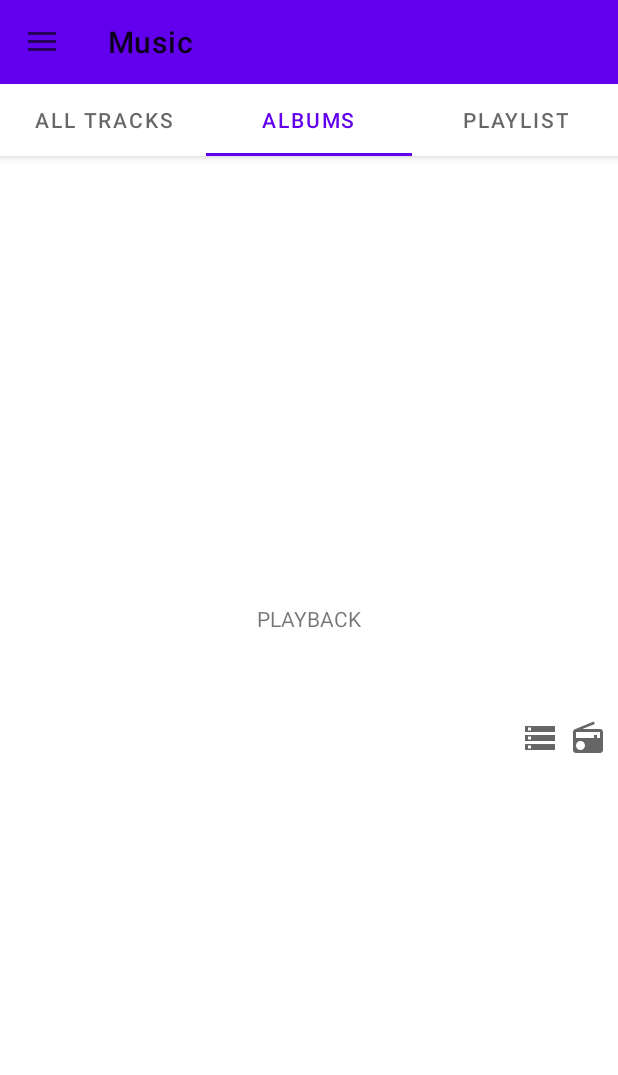
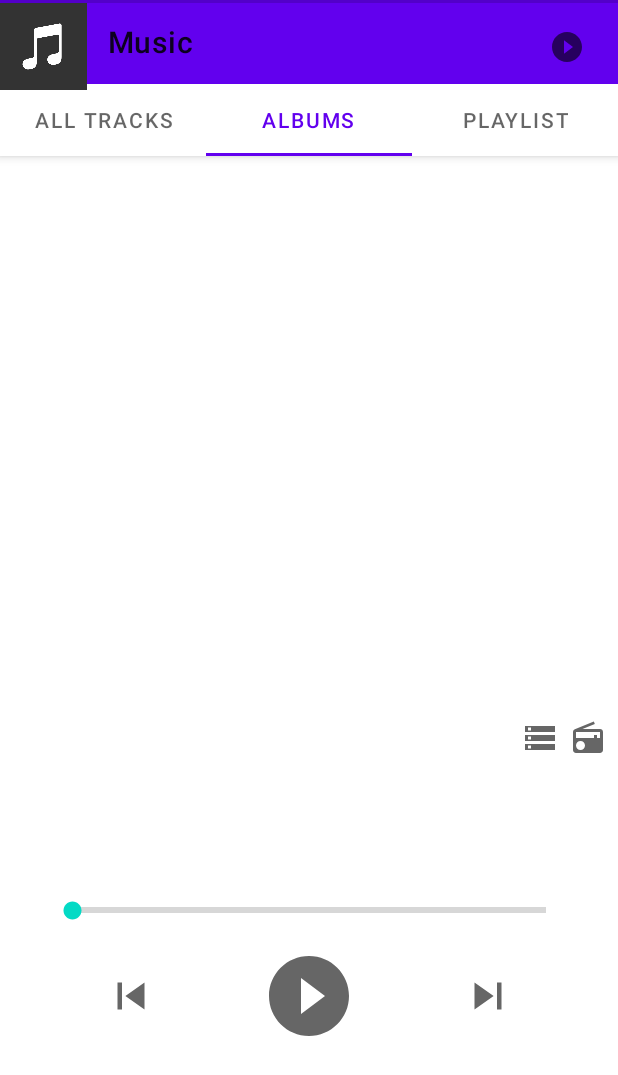
Before and after one commit to Vennic/RadioPlayerV2, an Android app: the screen it shows after launch (MainActivity), tab 2 chosen, on a phone screen of 412 x 824 dp. Shown: the top 1075 px of the screen. Run offline under Robolectric (Android 15) with nearby library versions, the phone set to English and light mode, and no system bars; our stand-ins replace Dagger/Hilt's generated code, Picasso, data binding, navigation-ui; libraries missing offline, so code that uses them is left out: com.sothree.slidinguppanel, jp.wasabeef.picasso; plain views replace SlidingUpPanelLayout; pictures from the network do not load; 3 statements that could not run were skipped.

Commit message:
Add playback layout

```diff
--- a/app/src/main/java/com/kuzheevadel/radioplayerv2/audio/allaudio/AllAudioFragment.kt
+++ b/app/src/main/java/com/kuzheevadel/radioplayerv2/audio/allaudio/AllAudioFragment.kt
@@ -82,7 +82,6 @@ class AllAudioFragment: Fragment() {
         viewLifecycleOwner.lifecycleScope.launch {
             repeatOnLifecycle(Lifecycle.State.STARTED) {
                 viewModel.audioFlow.collect { audioList ->
-                    Log.d("XCV", "collect $audioList")
                     allAudioAdapter.submitList(audioList)
                 }
             }
--- a/app/src/main/java/com/kuzheevadel/radioplayerv2/models/Audio.kt
+++ b/app/src/main/java/com/kuzheevadel/radioplayerv2/models/Audio.kt
@@ -19,7 +19,7 @@ data class Audio(
         return "$artistName • ${getDurationInTimeFormat()}"
     }
 
-
+    fun getFullName() = "$artistName - $title"
 
     fun getDurationInTimeFormat(): String {
         val d = duration / 1000
--- a/app/src/main/java/com/kuzheevadel/radioplayerv2/repositories/PlayerMediaRepository.kt
+++ b/app/src/main/java/com/kuzheevadel/radioplayerv2/repositories/PlayerMediaRepository.kt
@@ -2,6 +2,7 @@ package com.kuzheevadel.radioplayerv2.repositories
 
 
 import com.kuzheevadel.radioplayerv2.common.MediaType
+import com.kuzheevadel.radioplayerv2.common.PlayingState
 import com.kuzheevadel.radioplayerv2.models.Audio
 import com.kuzheevadel.radioplayerv2.repositories.datasource.PlayerMediaRepositoryInterface
 import kotlinx.coroutines.flow.MutableStateFlow
@@ -14,6 +15,9 @@ class PlayerMediaRepository @Inject constructor(): PlayerMediaRepositoryInterfac
 
     private var _currentMediaData = MutableStateFlow<MediaType<Audio>>(MediaType.None(false))
     private val currentMediaData: StateFlow<MediaType<Audio>> = _currentMediaData
+
+    private var _playingState = MutableStateFlow(PlayingState.STOP)
+    private val playingState: StateFlow<PlayingState> = _playingState
 
     override fun getMutableCurrentMediaData(): MutableStateFlow<MediaType<Audio>> = _currentMediaData
 
@@ -28,20 +32,34 @@ class PlayerMediaRepository @Inject constructor(): PlayerMediaRepositoryInterfac
             is MediaType.Track -> {
                 if (mediaType.track.id == newAudio.id) {
                     newAudio.isPlaying = !newAudio.isPlaying
+                    setPlayingState(newAudio.isPlaying)
                     _currentMediaData.value = MediaType.Track(newAudio)
+
                 } else {
                     newAudio.isPlaying = true
                     newAudio.isSelected = true
+
+                    _playingState.value = PlayingState.PLAY
                     _currentMediaData.value = MediaType.Track(newAudio)
                 }
             }
             else -> {
                 newAudio.isPlaying = true
                 newAudio.isSelected = true
+
+                _playingState.value = PlayingState.PLAY
                 _currentMediaData.value = MediaType.Track(newAudio)
             }
         }
 
+    }
+
+    private fun setPlayingState(isPlaying: Boolean) {
+        if (isPlaying) {
+            _playingState.value = PlayingState.PLAY
+        } else {
+            _playingState.value = PlayingState.STOP
+        }
     }
 
     override fun setCurrentMediaList() {
--- a/app/src/main/java/com/kuzheevadel/radioplayerv2/utils/DataBindingAdapters.kt
+++ b/app/src/main/java/com/kuzheevadel/radioplayerv2/utils/DataBindingAdapters.kt
@@ -8,7 +8,7 @@ import com.squareup.picasso.Picasso
 import jp.wasabeef.picasso.transformations.RoundedCornersTransformation
 
 @BindingAdapter(value = ["app:url"])
-fun setRoundedCornersImage(view: ImageView, uri: Uri) {
+fun setRoundedCornersImage(view: ImageView, uri: Uri?) {
     Picasso.get()
             .load(uri)
             .fit()
@@ -16,3 +16,25 @@ fun setRoundedCornersImage(view: ImageView, uri: Uri) {
             .transform(RoundedCornersTransformation(20, 3))
             .into(view)
 }
+
+@BindingAdapter(value = ["app:album_url"])
+fun loadImage(view: ImageView, uri: Uri?) {
+        val stringUri = uri.toString()
+
+        if (stringUri.startsWith("content", true)) {
+                Picasso.get().load(uri)
+                        .fit()
+                        .placeholder(R.drawable.album_art_default)
+                        .into(view)
+        } else {
+                try {
+                        Picasso.get().load(uri.toString())
+                                .fit()
+                                .placeholder(R.drawable.album_art_default)
+                                .into(view)
+                } catch (e: Exception) {
+                        view.setImageResource(R.drawable.album_art_default)
+                }
+
+        }
+}
--- /dev/null
+++ b/app/src/main/res/drawable/ic_baseline_play_circle_filled_24.xml
@@ -0,0 +1,10 @@
+<vector xmlns:android="http://schemas.android.com/apk/res/android"
+    android:width="24dp"
+    android:height="24dp"
+    android:viewportWidth="24"
+    android:viewportHeight="24"
+    android:tint="?attr/colorControlNormal">
+  <path
+      android:fillColor="@android:color/black"
+      android:pathData="M12,2C6.48,2 2,6.48 2,12s4.48,10 10,10 10,-4.48 10,-10S17.52,2 12,2zM10,16.5v-9l6,4.5 -6,4.5z"/>
+</vector>
--- /dev/null
+++ b/app/src/main/res/drawable/ic_baseline_skip_next_24.xml
@@ -0,0 +1,10 @@
+<vector xmlns:android="http://schemas.android.com/apk/res/android"
+    android:width="24dp"
+    android:height="24dp"
+    android:viewportWidth="24"
+    android:viewportHeight="24"
+    android:tint="?attr/colorControlNormal">
+  <path
+      android:fillColor="@android:color/black"
+      android:pathData="M6,18l8.5,-6L6,6v12zM16,6v12h2V6h-2z"/>
+</vector>
--- /dev/null
+++ b/app/src/main/res/drawable/ic_baseline_skip_previous_24.xml
@@ -0,0 +1,10 @@
+<vector xmlns:android="http://schemas.android.com/apk/res/android"
+    android:width="24dp"
+    android:height="24dp"
+    android:viewportWidth="24"
+    android:viewportHeight="24"
+    android:tint="?attr/colorControlNormal">
+  <path
+      android:fillColor="@android:color/black"
+      android:pathData="M6,6h2v12L6,18zM9.5,12l8.5,6L18,6z"/>
+</vector>
--- a/app/src/main/res/layout/activity_main.xml
+++ b/app/src/main/res/layout/activity_main.xml
@@ -6,6 +6,7 @@
     android:id="@+id/main_drawer_layout"
     android:layout_width="match_parent"
     android:layout_height="match_parent"
+    android:fitsSystemWindows="true"
     tools:context=".activities.main.MainActivity">
 
     <include
--- a/app/src/main/res/layout/main_player_layout.xml
+++ b/app/src/main/res/layout/main_player_layout.xml
@@ -7,6 +7,7 @@
     android:gravity="bottom"
     android:layout_width="match_parent"
     android:layout_height="match_parent"
+    app:umanoPanelHeight="60dp"
     app:umanoShadowHeight="5dp"
     tools:context=".activities.main.MainActivity">
 
--- /dev/null
+++ b/app/src/main/res/layout/playback_controls_layout.xml
@@ -0,0 +1,90 @@
+<?xml version="1.0" encoding="utf-8"?>
+<layout xmlns:android="http://schemas.android.com/apk/res/android"
+    xmlns:app="http://schemas.android.com/apk/res-auto"
+    xmlns:tools="http://schemas.android.com/tools">
+
+    <data>
+        <variable
+            name="audio"
+            type="com.kuzheevadel.radioplayerv2.models.Audio" />
+    </data>
+
+    <androidx.constraintlayout.widget.ConstraintLayout
+        android:layout_width="match_parent"
+        android:layout_height="match_parent">
+
+        <androidx.appcompat.widget.AppCompatImageButton
+            android:id="@+id/imageView4"
+            android:layout_width="36dp"
+            android:layout_height="36dp"
+            android:background="?attr/selectableItemBackgroundBorderless"
+            android:clickable="true"
+            android:focusable="true"
+            android:scaleType="centerCrop"
+            app:layout_constraintBottom_toBottomOf="@+id/imageView5"
+            app:layout_constraintEnd_toStartOf="@+id/imageView5"
+            app:layout_constraintHorizontal_bias="0.5"
+            app:layout_constraintStart_toStartOf="parent"
+            app:layout_constraintTop_toTopOf="@+id/imageView5"
+            app:srcCompat="@drawable/ic_baseline_skip_previous_24" />
+
+        <androidx.appcompat.widget.AppCompatImageButton
+            android:id="@+id/imageView5"
+            android:layout_width="64dp"
+            android:layout_height="64dp"
+            android:layout_marginBottom="128dp"
+            android:clickable="true"
+            android:focusable="true"
+            android:scaleType="centerCrop"
+            android:background="?attr/selectableItemBackgroundBorderless"
+            app:layout_constraintBottom_toBottomOf="parent"
+            app:layout_constraintEnd_toStartOf="@+id/imageView6"
+            app:layout_constraintHorizontal_bias="0.5"
+            app:layout_constraintStart_toEndOf="@+id/imageView4"
+            app:srcCompat="@drawable/ic_baseline_play_circle_filled_24" />
+
+        <androidx.appcompat.widget.AppCompatImageButton
+            android:id="@+id/imageView6"
+            android:layout_width="36dp"
+            android:layout_height="36dp"
+            android:background="?attr/selectableItemBackgroundBorderless"
+            android:clickable="true"
+            android:focusable="true"
+            android:scaleType="centerCrop"
+            app:layout_constraintBottom_toBottomOf="@+id/imageView5"
+            app:layout_constraintEnd_toEndOf="parent"
+            app:layout_constraintHorizontal_bias="0.5"
+            app:layout_constraintStart_toEndOf="@+id/imageView5"
+            app:layout_constraintTop_toTopOf="@+id/imageView5"
+            app:srcCompat="@drawable/ic_baseline_skip_next_24" />
+
+        <androidx.appcompat.widget.AppCompatSeekBar
+            android:id="@+id/progressBar2"
+            style="?android:attr/progressBarStyleHorizontal"
+            android:layout_width="0dp"
+            android:layout_height="wrap_content"
+            android:layout_marginStart="32dp"
+            android:layout_marginEnd="32dp"
+            android:layout_marginBottom="16dp"
+            app:layout_constraintBottom_toTopOf="@+id/imageView5"
+            app:layout_constraintEnd_toEndOf="parent"
+            app:layout_constraintStart_toStartOf="parent" />
+
+        <ImageView
+            android:id="@+id/imageView8"
+            android:layout_width="0dp"
+            android:layout_height="0dp"
+            android:layout_marginStart="24dp"
+            android:layout_marginTop="24dp"
+            android:layout_marginEnd="24dp"
+            android:layout_marginBottom="24dp"
+            android:scaleType="centerCrop"
+            app:url="@{audio.imageUri}"
+            app:layout_constraintBottom_toTopOf="@+id/progressBar2"
+            app:layout_constraintEnd_toEndOf="parent"
+            app:layout_constraintStart_toStartOf="parent"
+            app:layout_constraintTop_toTopOf="parent"
+            tools:srcCompat="@drawable/album_art_default" />
+
+    </androidx.constraintlayout.widget.ConstraintLayout>
+</layout>
--- a/app/src/main/res/layout/playback_layout.xml
+++ b/app/src/main/res/layout/playback_layout.xml
@@ -1,18 +1,36 @@
 <?xml version="1.0" encoding="utf-8"?>
-<androidx.constraintlayout.widget.ConstraintLayout
+<layout
     xmlns:android="http://schemas.android.com/apk/res/android"
-    xmlns:app="http://schemas.android.com/apk/res-auto"
     xmlns:tools="http://schemas.android.com/tools"
-    android:layout_width="match_parent"
-    android:layout_height="match_parent">
+    xmlns:app="http://schemas.android.com/apk/res-auto">
 
-    <TextView
-        android:id="@+id/textView"
-        android:layout_width="wrap_content"
-        android:layout_height="wrap_content"
-        android:text="PLAYBACK"
-        app:layout_constraintBottom_toBottomOf="parent"
-        app:layout_constraintEnd_toEndOf="parent"
-        app:layout_constraintStart_toStartOf="parent"
-        app:layout_constraintTop_toTopOf="parent" />
-</androidx.constraintlayout.widget.ConstraintLayout>
+    <data>
+        <variable
+            name="audio"
+            type="com.kuzheevadel.radioplayerv2.models.Audio" />
+    </data>
+
+    <androidx.constraintlayout.widget.ConstraintLayout
+        android:layout_width="match_parent"
+        android:layout_height="match_parent">
+
+        <include
+            android:id="@+id/include"
+            layout="@layout/top_playback_layout"
+            app:layout_constraintEnd_toEndOf="parent"
+            app:layout_constraintStart_toStartOf="parent"
+            app:layout_constraintTop_toTopOf="parent"
+            app:audio="@{audio}"/>
+
+        <include
+            layout="@layout/playback_controls_layout"
+            android:layout_width="0dp"
+            android:layout_height="0dp"
+            app:layout_constraintBottom_toBottomOf="parent"
+            app:layout_constraintEnd_toEndOf="parent"
+            app:layout_constraintStart_toStartOf="parent"
+            app:layout_constraintTop_toBottomOf="@+id/include"
+            app:audio="@{audio}"/>
+
+    </androidx.constraintlayout.widget.ConstraintLayout>
+</layout>
--- /dev/null
+++ b/app/src/main/res/layout/top_playback_layout.xml
@@ -0,0 +1,66 @@
+<?xml version="1.0" encoding="utf-8"?>
+<layout xmlns:android="http://schemas.android.com/apk/res/android"
+    xmlns:tools="http://schemas.android.com/tools"
+    xmlns:app="http://schemas.android.com/apk/res-auto">
+
+    <data>
+        <variable name="audio"
+            type="com.kuzheevadel.radioplayerv2.models.Audio"/>
+    </data>
+
+    <androidx.constraintlayout.widget.ConstraintLayout
+        android:layout_width="match_parent"
+        android:layout_height="60dp">
+
+        <ImageView
+            android:id="@+id/top_playback_imageView"
+            app:album_url="@{audio.imageUri}"
+            android:layout_width="58dp"
+            android:layout_height="0dp"
+            android:scaleType="centerCrop"
+            app:layout_constraintBottom_toBottomOf="parent"
+            app:layout_constraintStart_toStartOf="parent"
+            app:layout_constraintTop_toBottomOf="@+id/progressBar"
+            tools:srcCompat="@drawable/album_art_default" />
+
+        <ProgressBar
+            android:id="@+id/progressBar"
+            style="?android:attr/progressBarStyleHorizontal"
+            android:layout_width="0dp"
+            android:layout_height="2dp"
+            app:layout_constraintEnd_toEndOf="parent"
+            app:layout_constraintStart_toStartOf="parent"
+            app:layout_constraintTop_toTopOf="parent" />
+
+        <TextView
+            android:id="@+id/top_playback_info_text"
+            android:ellipsize="marquee"
+            android:marqueeRepeatLimit="marquee_forever"
+            android:singleLine="true"
+            android:layout_width="0dp"
+            android:layout_height="wrap_content"
+            android:layout_marginStart="8dp"
+            android:layout_marginEnd="8dp"
+            android:text="@{audio.fullName}"
+            tools:text="Rammstein - Reise Reise"
+            app:layout_constraintBottom_toBottomOf="parent"
+            app:layout_constraintEnd_toStartOf="@+id/imageButton"
+            app:layout_constraintStart_toEndOf="@+id/top_playback_imageView"
+            app:layout_constraintTop_toBottomOf="@+id/progressBar" />
+
+        <androidx.appcompat.widget.AppCompatImageButton
+            android:id="@+id/imageButton"
+            android:layout_width="36dp"
+            android:layout_height="36dp"
+            android:layout_marginTop="8dp"
+            android:layout_marginEnd="16dp"
+            android:layout_marginBottom="8dp"
+            android:background="?attr/selectableItemBackgroundBorderless"
+            android:clickable="true"
+            android:focusable="true"
+            app:layout_constraintBottom_toBottomOf="parent"
+            app:layout_constraintEnd_toEndOf="parent"
+            app:layout_constraintTop_toBottomOf="@+id/progressBar"
+            app:srcCompat="@drawable/ic_baseline_play_circle_filled_24" />
+    </androidx.constraintlayout.widget.ConstraintLayout>
+</layout>
```
Also changed, not shown: app/build.gradle (+5 -2 lines), app/src/main/java/com/kuzheevadel/radioplayerv2/common/PlayingState.kt (renamed from app/src/main/java/com/kuzheevadel/radioplayerv2/common/QueryResult.kt).
